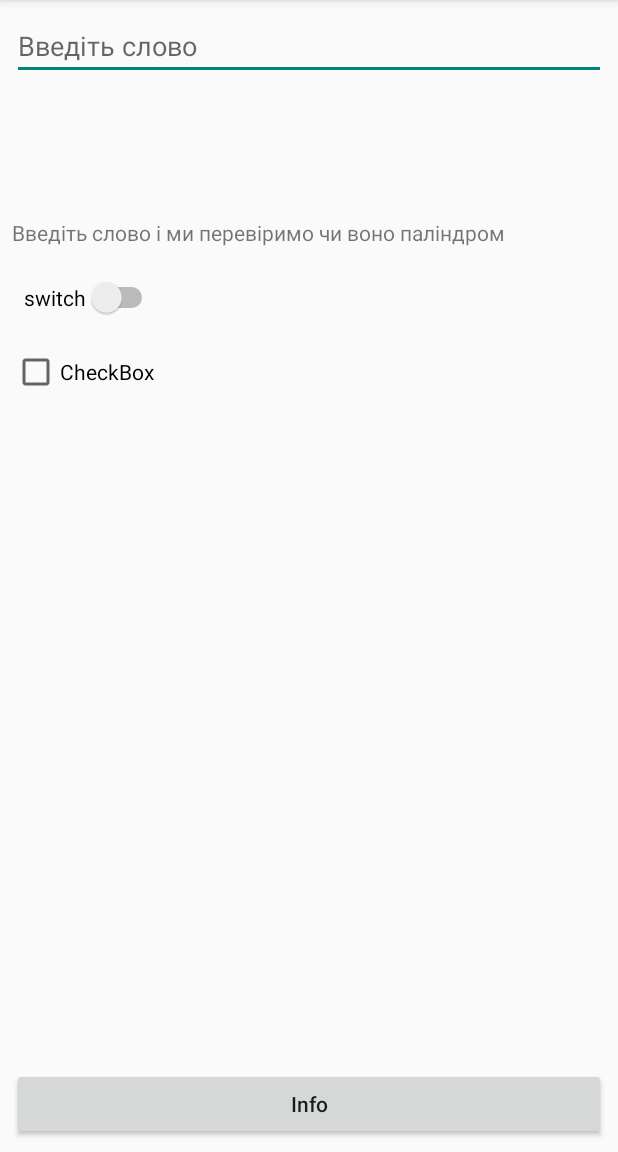
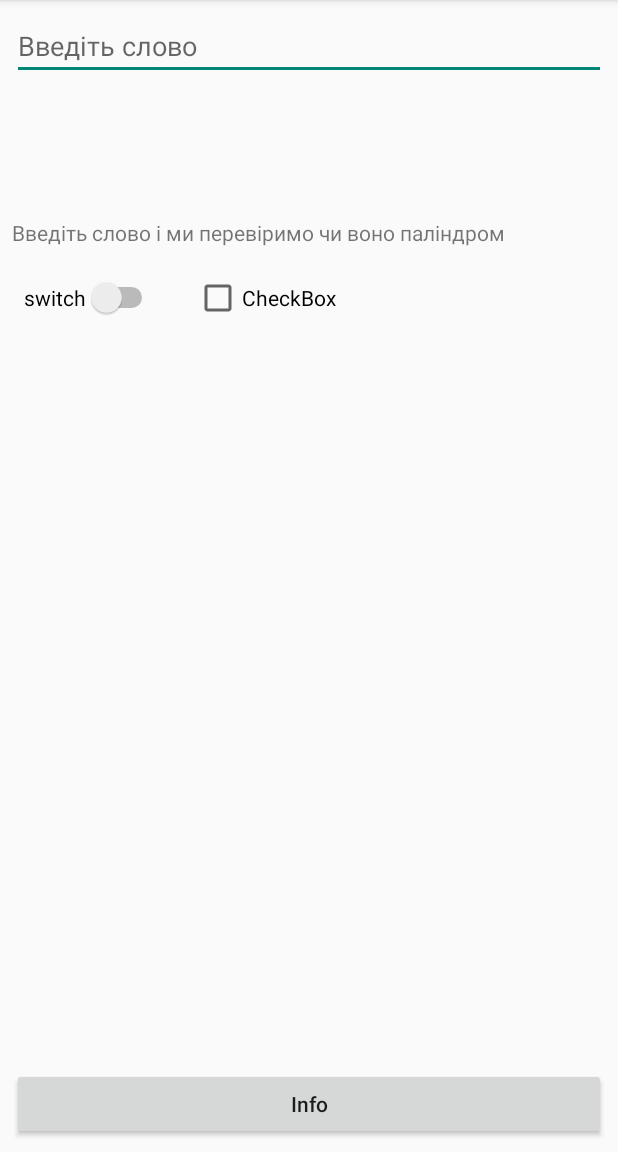
Before and after one commit to stan-ko/ukd_dummy, an Android app: the screen it shows after launch (MainActivity), on a phone screen of 412 x 824 dp, the part 84-1236 px from its top. Run offline under Robolectric (Android 15) with nearby library versions, the phone set to English and light mode, and no system bars.

Commit message:
additional commit

```diff
--- a/app/src/main/res/layout/activity_main.xml
+++ b/app/src/main/res/layout/activity_main.xml
@@ -131,10 +131,11 @@
         android:id="@+id/checkBox"
         android:layout_width="wrap_content"
         android:layout_height="wrap_content"
-        android:layout_marginTop="16dp"
+        android:layout_marginStart="16dp"
         android:text="CheckBox"
-        app:layout_constraintStart_toStartOf="parent"
-        app:layout_constraintTop_toBottomOf="@+id/swSwitch" />
+        app:layout_constraintBottom_toBottomOf="@+id/swSwitch"
+        app:layout_constraintStart_toEndOf="@+id/swSwitch"
+        app:layout_constraintTop_toTopOf="@+id/swSwitch" />
 
     <ImageView
         android:id="@+id/ivPhoto"
--- a/app/src/main/res/values/strings.xml
+++ b/app/src/main/res/values/strings.xml
@@ -15,6 +15,7 @@
     <string name="or_sign_in">Or Sign In</string>
     <string name="e_mail_sign_in">Sign In by Email</string>
     <string name="google">Google</string>
+    <string name="no_camera_permission_granted">No Camera Permission granted</string>
 
 
 </resources>
```
Also changed, not shown: app/src/main/java/ua/ukd/dummy/MainActivity.java (+2 -5 lines).
